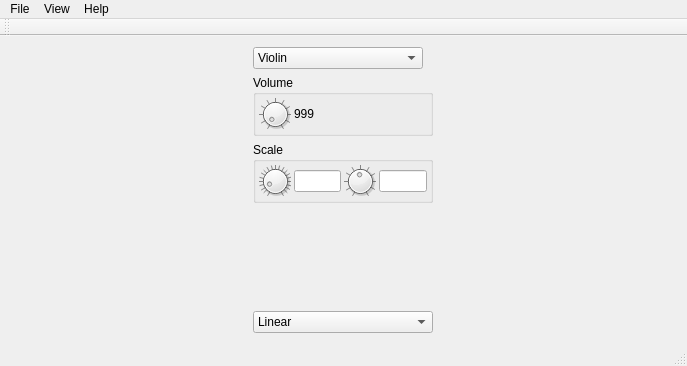
607011/termenvox, file mainwindow.ui: the form before one commit.
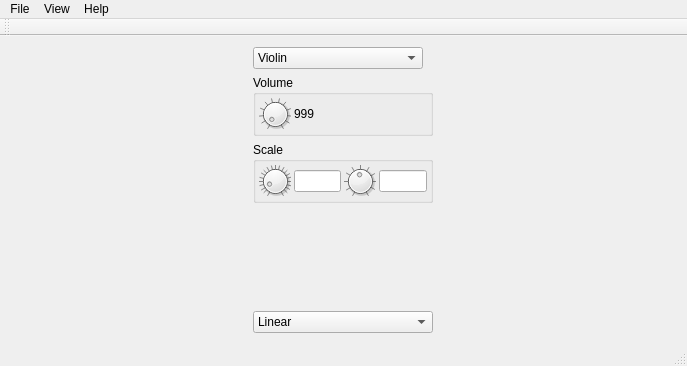
The form after the commit.

Commit message: Lautstärke geht nun bis 11 ("One louder").

Patch:
```diff
--- a/mainwindow.ui
+++ b/mainwindow.ui
@@ -233,7 +233,7 @@
               <string>Volume</string>
              </property>
              <property name="maximum">
-              <number>1000</number>
+              <number>110</number>
              </property>
              <property name="value">
               <number>0</number>
@@ -245,7 +245,7 @@
               <bool>false</bool>
              </property>
              <property name="notchTarget">
-              <double>100.000000000000000</double>
+              <double>10.000000000000000</double>
              </property>
              <property name="notchesVisible">
               <bool>true</bool>
```
Left out of the diff: 14 changed lines with no effect on the pictures. The commit also changes 2 other files.
